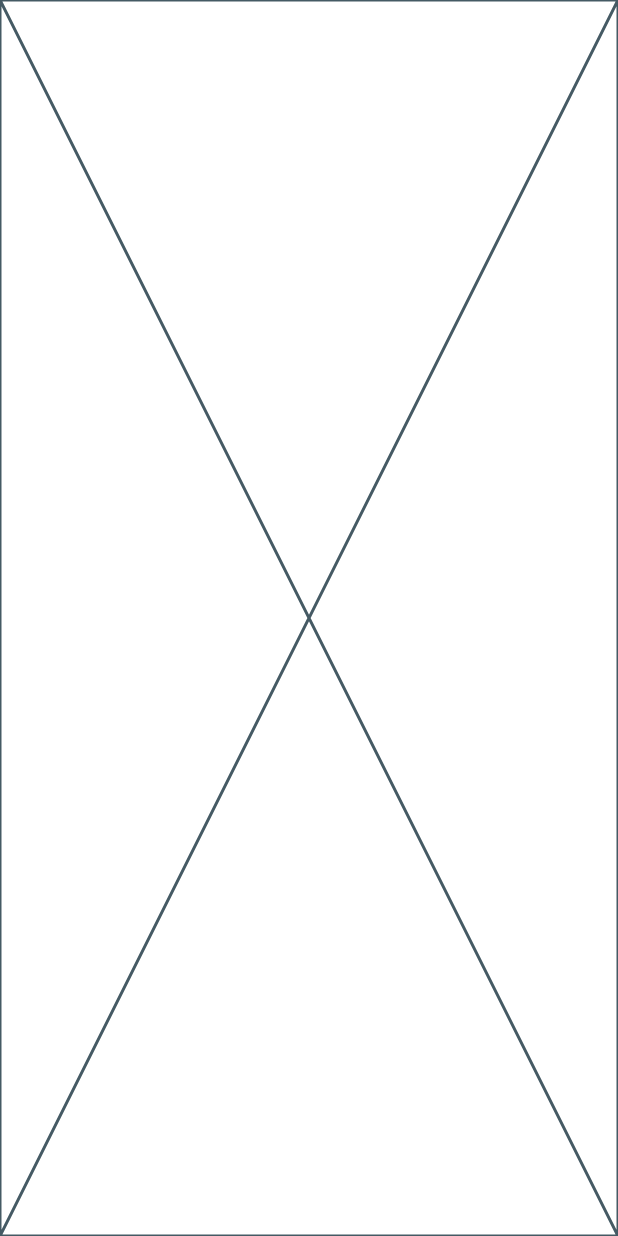
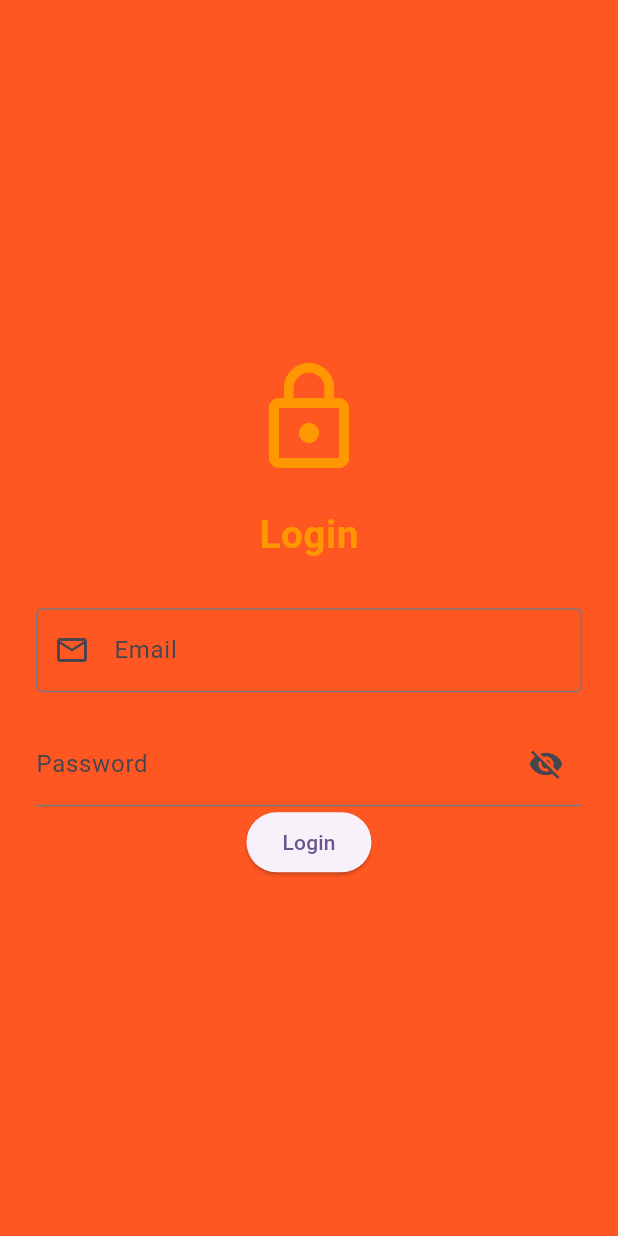
Before and after one commit to andreassfm/SavingMoney, a Flutter app: the screen it shows after launch, on a phone screen of 412 x 824 dp. Run offline on Flutter 3.47's test engine with Material 3 defaults, Android fonts, the light colour scheme and no system bars; our stand-ins replace cloud_firestore, firebase_auth, firebase_core; accounts and stored records are empty.

Commit message:
Update Login

```diff
--- a/lib/projects/controller/authentication/user_authentication.dart
+++ b/lib/projects/controller/authentication/user_authentication.dart
@@ -0,0 +1,35 @@
+import 'package:cloud_firestore/cloud_firestore.dart';
+import 'package:firebase_auth/firebase_auth.dart';
+
+class UserAuthentication {
+  static Future<bool> login({required String email, required String password}) async {
+    try {
+      await FirebaseAuth.instance.signInWithEmailAndPassword(email: email, password: password);
+      return true;
+    } catch (e) {
+      print('Login Error : $e');
+      return false;
+    }
+  }
+
+  static Future<bool> register({required String username, required String email, required String password}) async {
+    try {
+      final result = await FirebaseAuth.instance.createUserWithEmailAndPassword(email: email, password: password);
+      final uid = result.user?.uid;
+
+      if (uid != null) {
+        await FirebaseFirestore.instance.collection('user').doc(uid).set({
+          'uid': uid,
+          'username': username,
+          'email': email,
+          'tanggalGabung': DateTime.now().toIso8601String()
+        });
+        return true;
+      }
+      return false;
+    } catch (e) {
+      print('Register Error: $e');
+      return false;
+    }
+  }
+}
--- a/lib/projects/controller/user_controller.dart
+++ b/lib/projects/controller/user_controller.dart
@@ -1,3 +1,50 @@
+import 'package:flutter/material.dart';
+import 'package:savingmoney/projects/controller/authentication/user_authentication.dart';
+import 'package:savingmoney/projects/view/home.dart';
+import 'package:savingmoney/projects/view/login.dart';
+
 class UserController {
-  static Future<void> login()
+  static Future<void> login({
+    required BuildContext context,
+    required String email,
+    required String password,
+  }) async {
+    final success = await UserAuthentication.login(
+      email: email,
+      password: password,
+    );
+    if (success) {
+      Navigator.pushReplacement(
+        context,
+        MaterialPageRoute(builder: (context) => Home()),
+      );
+    } else {
+      ScaffoldMessenger.of(
+        context,
+      ).showSnackBar(SnackBar(content: Text('Login Gagal')));
+    }
+  }
+
+  static Future<void> register({
+    required BuildContext context,
+    required String username,
+    required String email,
+    required String password,
+  }) async {
+    final succes = await UserAuthentication.register(
+      username: username,
+      email: email,
+      password: password,
+    );
+    if (succes) {
+      Navigator.pushReplacement(
+        context,
+        MaterialPageRoute(builder: (context) => Login()),
+      );
+    } else {
+      ScaffoldMessenger.of(
+        context,
+      ).showSnackBar(SnackBar(content: Text('Register Gagal')));
+    }
+  }
 }
--- a/lib/projects/view/login.dart
+++ b/lib/projects/view/login.dart
@@ -1,4 +1,7 @@
 import 'package:flutter/material.dart';
+import 'package:savingmoney/projects/controller/authentication/user_authentication.dart';
+import 'package:savingmoney/projects/controller/user_controller.dart';
+import 'package:savingmoney/projects/view/home.dart';
 
 class Login extends StatefulWidget {
   const Login({super.key});
@@ -8,8 +11,102 @@ class Login extends StatefulWidget {
 }
 
 class _LoginState extends State<Login> {
+  TextEditingController emailController = TextEditingController();
+  TextEditingController passwordController = TextEditingController();
+  bool isLoading = true;
+  bool obscurePassword = true;
+
+  void _login() async {
+    setState(() {
+      isLoading = true;
+    });
+    final success = await UserAuthentication.login(
+      email: emailController.text,
+      password: passwordController.text,
+    );
+    setState(() {
+      isLoading = false;
+    });
+
+    if (success) {
+      Navigator.pushReplacement(
+        context,
+        MaterialPageRoute(builder: (context) => Home()),
+      );
+    } else {
+      ScaffoldMessenger.of(
+        context,
+      ).showSnackBar(SnackBar(content: Text('Login Gagal')));
+    }
+  }
+
   @override
   Widget build(BuildContext context) {
-    return const Placeholder();
+    return SafeArea(
+      child: Scaffold(
+        backgroundColor: Colors.deepOrange,
+        body: Center(
+          child: Padding(
+            padding: EdgeInsets.all(24),
+            child: Column(
+              mainAxisAlignment: MainAxisAlignment.center,
+              children: [
+                Icon(Icons.lock_outline, size: 80, color: Colors.orange),
+                SizedBox(height: 20),
+                Text(
+                  'Login',
+                  style: TextStyle(
+                    fontSize: 26,
+                    fontWeight: FontWeight.bold,
+                    color: Colors.orange,
+                  ),
+                ),
+                SizedBox(height: 30),
+                TextField(
+                  controller: emailController,
+                  decoration: InputDecoration(
+                    labelText: 'Email',
+                    hintText: 'Masukkan email Anda',
+                    prefixIcon: Icon(Icons.email_outlined),
+                    border: OutlineInputBorder(),
+                  ),
+                ),
+                SizedBox(height: 20),
+                TextField(
+                  controller: passwordController,
+                  obscureText: true,
+                  decoration: InputDecoration(
+                    labelText: 'Password',
+                    hintText: 'Masukkan password Anda',
+                    suffixIcon: IconButton(
+                      onPressed: () {
+                        setState(() {
+                          obscurePassword = !obscurePassword;
+                        });
+                      },
+                      icon: Icon(
+                        obscurePassword
+                            ? Icons.visibility_off
+                            : Icons.visibility,
+                      ),
+                    ),
+                  ),
+                ),
+                ElevatedButton(
+                  onPressed: () {
+                    UserController.login(
+                      context: context,
+                      email: emailController.text,
+                      password: passwordController.text,
+                    );
+                  },
+                  child: Text('Login'),
+                ),
+              ],
+            ),
+          ),
+        ),
+      ),
+    );
   }
 }
```
